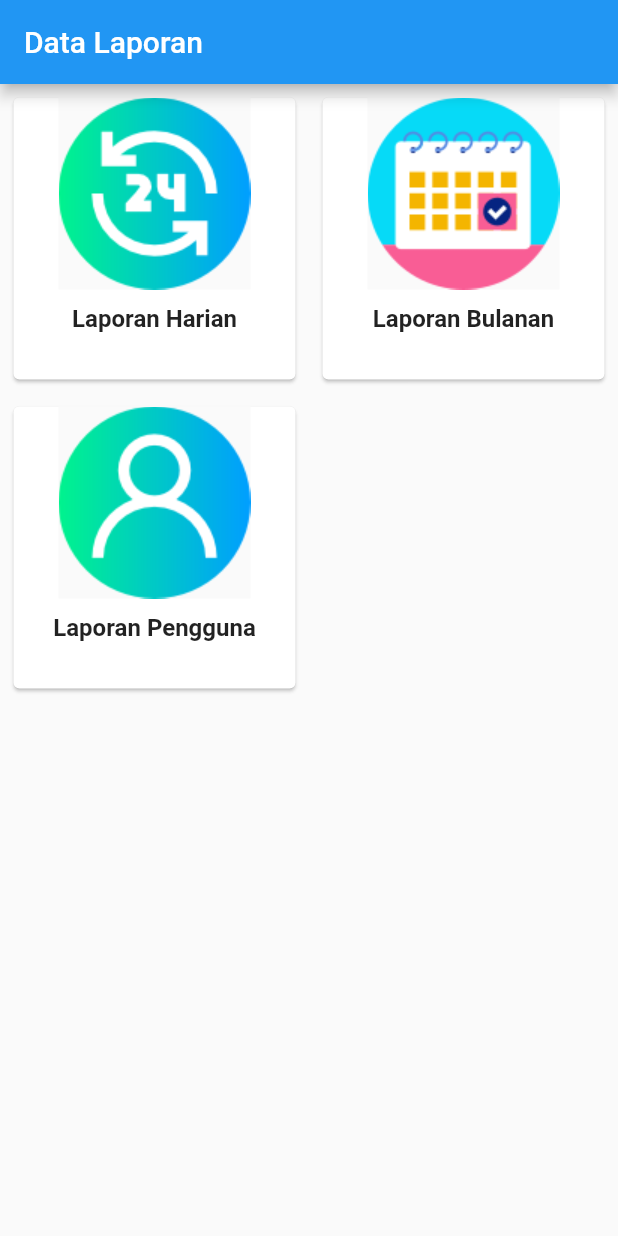
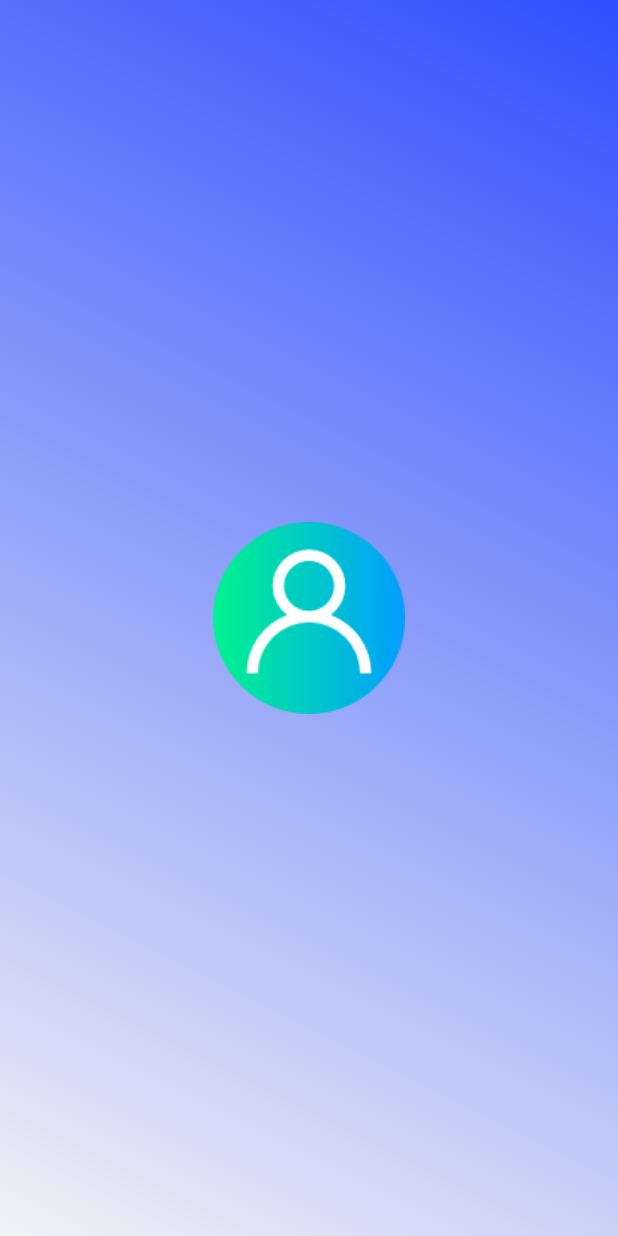
Before and after one commit to Khoirul02/Flutter-Card-View-And-Dynamic-Web-View, a Flutter app: the first screen one second after launch, on a phone screen of 412 x 824 dp. Run offline on Flutter 3.47's test engine with Material 2 defaults, Android fonts, the phone set to English and light mode, and no system bars; our stand-ins replace webview_flutter.

Commit message:
splash screen

```diff
--- a/lib/main.dart
+++ b/lib/main.dart
@@ -1,13 +1,13 @@
 // ignore_for_file: prefer_const_constructors_in_immutables
-
 import 'package:flutter/material.dart';
+import 'package:web_view_flutter_app/splashscreen.dart';
 // ignore: import_of_legacy_library_into_null_safe
 import 'package:webview_flutter/webview_flutter.dart';
 
 void main(){
   runApp(MaterialApp(
     title: "Laporan",
-    home : Home(),
+    home : SplashScreen(),
   ));
 }
 
--- /dev/null
+++ b/lib/splashscreen.dart
@@ -0,0 +1,51 @@
+import 'dart:async';
+import 'package:flutter/material.dart';
+import 'package:web_view_flutter_app/main.dart';
+
+class SplashScreen extends StatefulWidget {
+  @override
+  _SplashScreenState createState() => _SplashScreenState();
+}
+
+class _SplashScreenState extends State<SplashScreen> {
+
+  @override
+  void initState() {
+    super.initState();
+    Timer(const Duration(seconds: 3),()=> Navigator.pushReplacement(context, MaterialPageRoute(builder: (context)=> Home())));
+  }
+
+  @override
+  Widget build(BuildContext context) {
+    return Scaffold(
+      body: Container(
+        width: double.infinity,
+        height: double.infinity,
+        decoration: const BoxDecoration(
+          gradient: LinearGradient(
+              begin: Alignment.topRight,
+              end: Alignment.bottomLeft,
+              colors: [
+                Color(0xFF304FFE),
+                Color(0xFFF0F2F5)
+              ],
+          ),
+
+        ),
+        child : Column(
+          crossAxisAlignment: CrossAxisAlignment.center,
+          mainAxisAlignment: MainAxisAlignment.spaceAround,
+          children: [
+            Column(
+              children : [
+                Image.asset(
+                    'img/user.png', height: 300, width: 300
+                ),
+              ],
+            )
+          ],
+        )
+      ),
+    );
+  }
+}
--- a/pubspec.yaml
+++ b/pubspec.yaml
@@ -35,6 +35,7 @@ dependencies:
   # Use with the CupertinoIcons class for iOS style icons.
   cupertino_icons: ^1.0.2
   webview_flutter: ^0.3.24
+  splashscreen:
 
 dev_dependencies:
   flutter_test:
```
Also changed, not shown: pubspec.lock.
